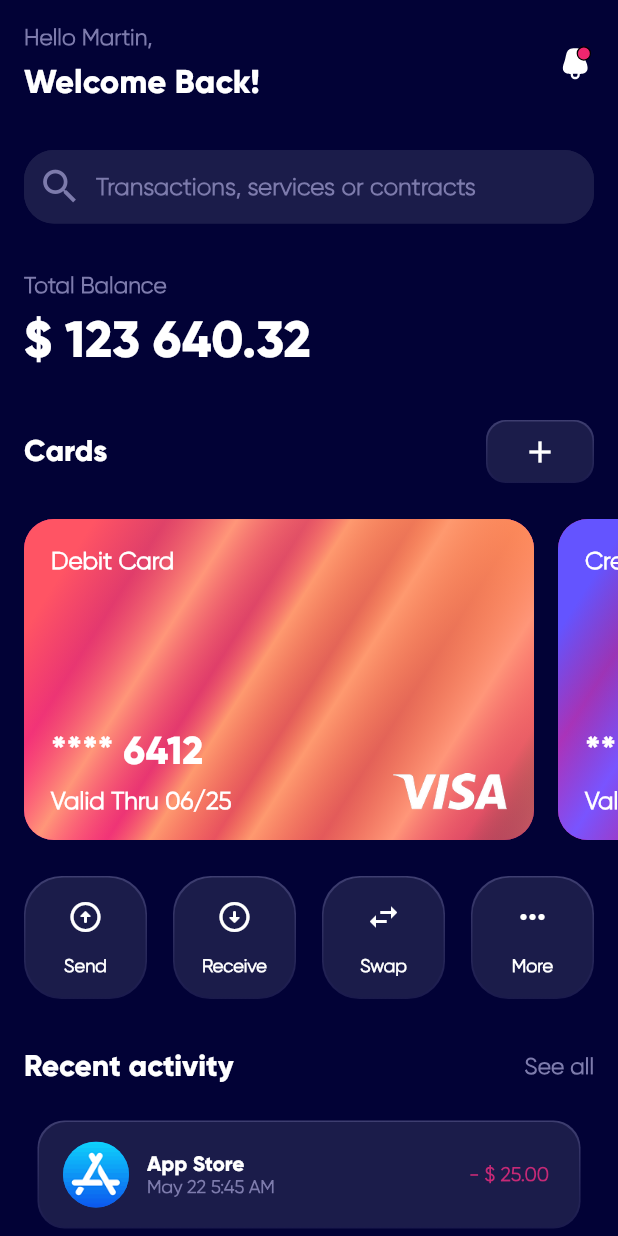
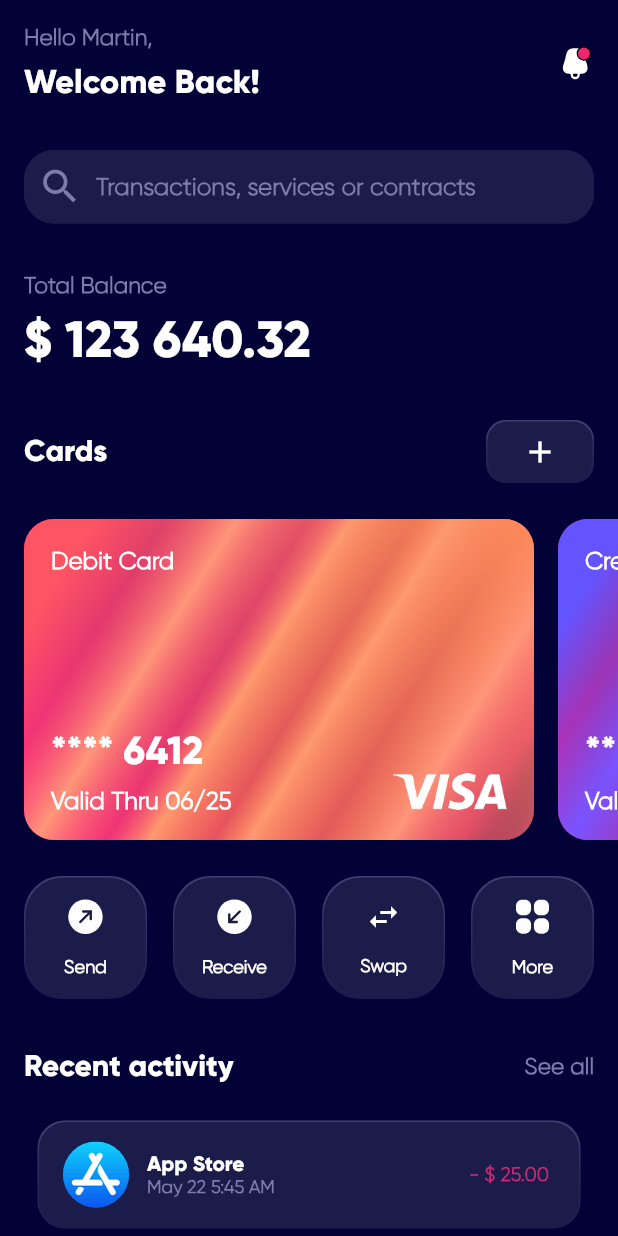
Before and after one commit to c0ff33-b34n/personal_finance_ui_flutter, a Flutter app: the screen it shows after launch, on a phone screen of 412 x 824 dp. Run offline on Flutter 3.47's test engine with Material 2 defaults, Android fonts, the phone set to English and light mode, and no system bars; our stand-ins replace flutter_svg.

Commit message:
Replace Send, Receive and More Transaction button icons with custom made svg icons

```diff
--- a/lib/main.dart
+++ b/lib/main.dart
@@ -243,17 +243,12 @@ Widget transactionButtons = Container(
     children: [
       TransactionButton(
         buttonName: 'Send',
-        icon: const Icon(
-          Icons.arrow_circle_up_rounded,
-          color: kTextColorPrimaryDark,
-        ),
+        icon: SvgPicture.asset('assets/toprightarrow.svg'),
       ),
       TransactionButton(
-          buttonName: 'Receive',
-          icon: const Icon(
-            Icons.arrow_circle_down_rounded,
-            color: kTextColorPrimaryDark,
-          )),
+        buttonName: 'Receive',
+        icon: SvgPicture.asset('assets/bottomleftarrow.svg'),
+      ),
       TransactionButton(
           buttonName: 'Swap',
           icon: const Icon(
@@ -262,10 +257,7 @@ Widget transactionButtons = Container(
           )),
       TransactionButton(
           buttonName: 'More',
-          icon: const Icon(
-            Icons.more_horiz,
-            color: kTextColorPrimaryDark,
-          )),
+          icon: SvgPicture.asset('assets/fourroundedsquares.svg')),
     ],
   ),
 );
--- a/pubspec.yaml
+++ b/pubspec.yaml
@@ -34,6 +34,9 @@ flutter:
     - assets/bloke.jpg
     - assets/woman.jpg
     - assets/notification.svg
+    - assets/toprightarrow.svg
+    - assets/bottomleftarrow.svg
+    - assets/fourroundedsquares.svg
 
   fonts:
     - family: GilroyEB
```
Also changed, not shown: assets/bottomleftarrow.svg (added), assets/fourroundedsquares.svg (added), assets/toprightarrow.svg (added).
